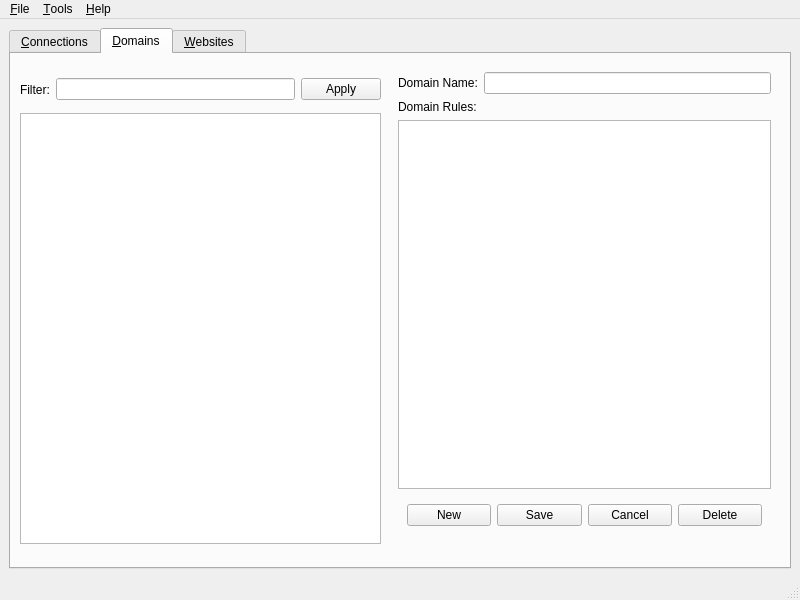
Old version of the form snapwebsites/snap-manager/snap-manager-mainwindow.ui in the repository m2osw/snapcpp.
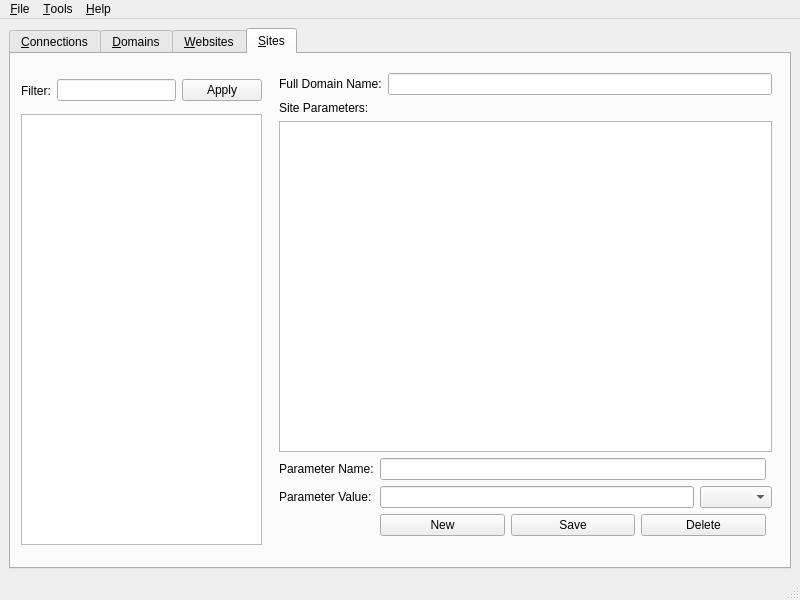
New version of the form.

Diff of the .ui file:
```diff
--- a/snapwebsites/snap-manager/snap-manager-mainwindow.ui
+++ b/snapwebsites/snap-manager/snap-manager-mainwindow.ui
@@ -27,7 +27,7 @@
        <enum>QTabWidget::Rounded</enum>
       </property>
       <property name="currentIndex">
-       <number>1</number>
+       <number>3</number>
       </property>
       <widget class="QWidget" name="tab_connections">
        <attribute name="title">
@@ -408,6 +408,156 @@
         </layout>
        </widget>
       </widget>
+      <widget class="QWidget" name="tab_sites">
+       <attribute name="title">
+        <string>&amp;Sites</string>
+       </attribute>
+       <widget class="QWidget" name="horizontalLayoutWidget_3">
+        <property name="geometry">
+         <rect>
+          <x>10</x>
+          <y>21</y>
+          <width>241</width>
+          <height>31</height>
+         </rect>
+        </property>
+        <layout class="QHBoxLayout" name="horizontalLayout_16">
+         <item>
+          <widget class="QLabel" name="label_23">
+           <property name="text">
+            <string>Filter:</string>
+           </property>
+          </widget>
+         </item>
+         <item>
+          <widget class="QLineEdit" name="sitesFilterString">
+           <property name="toolTip">
+            <string>&lt;html&gt;&lt;head/&gt;&lt;body&gt;&lt;p&gt;The filter allows you to limit the list of domains to a set that start with the given text. Only the beginning of the word is used. This filter requires a valid domain index.&lt;/p&gt;&lt;/body&gt;&lt;/html&gt;</string>
+           </property>
+          </widget>
+         </item>
+         <item>
+          <widget class="QPushButton" name="sitesFilter">
+           <property name="text">
+            <string>Apply</string>
+           </property>
+          </widget>
+         </item>
+        </layout>
+       </widget>
+       <widget class="QFrame" name="verticalFrame_9">
+        <property name="geometry">
+         <rect>
+          <x>259</x>
+          <y>10</y>
+          <width>511</width>
+          <height>481</height>
+         </rect>
+        </property>
+        <layout class="QVBoxLayout" name="verticalLayout_9">
+         <item>
+          <layout class="QHBoxLayout" name="horizontalLayout_17">
+           <property name="topMargin">
+            <number>0</number>
+           </property>
+           <item>
+            <widget class="QLabel" name="label_24">
+             <property name="text">
+              <string>Full Domain Name:</string>
+             </property>
+            </widget>
+           </item>
+           <item>
+            <widget class="QLineEdit" name="sitesDomainName">
+             <property name="focusPolicy">
+              <enum>Qt::NoFocus</enum>
+             </property>
+             <property name="acceptDrops">
+              <bool>false</bool>
+             </property>
+            </widget>
+           </item>
+          </layout>
+         </item>
+         <item>
+          <widget class="QLabel" name="label_25">
+           <property name="text">
+            <string>Site Parameters:</string>
+           </property>
+          </widget>
+         </item>
+         <item>
+          <widget class="QTableWidget" name="sitesParameters"/>
+         </item>
+         <item>
+          <layout class="QGridLayout" name="gridLayout_2">
+           <item row="0" column="1">
+            <widget class="QLineEdit" name="sitesParameterName"/>
+           </item>
+           <item row="1" column="0">
+            <widget class="QLabel" name="label_11">
+             <property name="text">
+              <string>Parameter Value:</string>
+             </property>
+            </widget>
+           </item>
+           <item row="0" column="0">
+            <widget class="QLabel" name="label_9">
+             <property name="text">
+              <string>Parameter Name:</string>
+             </property>
+            </widget>
+           </item>
+           <item row="2" column="1">
+            <layout class="QHBoxLayout" name="horizontalLayout_8">
+             <item>
+              <widget class="QPushButton" name="sitesNew">
+               <property name="text">
+                <string>New</string>
+               </property>
+              </widget>
+             </item>
+             <item>
+              <widget class="QPushButton" name="sitesSave">
+               <property name="text">
+                <string>Save</string>
+               </property>
+              </widget>
+             </item>
+             <item>
+              <widget class="QPushButton" name="sitesDelete">
+               <property name="text">
+                <string>Delete</string>
+               </property>
+              </widget>
+             </item>
+            </layout>
+           </item>
+           <item row="1" column="1" colspan="2">
+            <layout class="QHBoxLayout" name="horizontalLayout_9">
+             <item>
+              <widget class="QLineEdit" name="sitesParameterValue"/>
+             </item>
+             <item>
+              <widget class="QComboBox" name="sitesParameterType"/>
+             </item>
+            </layout>
+           </item>
+          </layout>
+         </item>
+        </layout>
+       </widget>
+       <widget class="QListWidget" name="sitesList">
+        <property name="geometry">
+         <rect>
+          <x>10</x>
+          <y>60</y>
+          <width>241</width>
+          <height>431</height>
+         </rect>
+        </property>
+       </widget>
+      </widget>
      </widget>
     </item>
    </layout>
```
Left out of the diff: 11 changed lines with no effect on the pictures.
